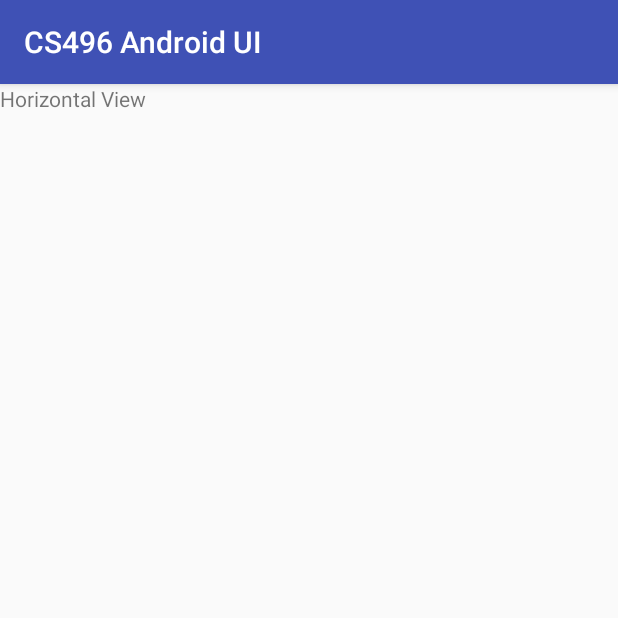
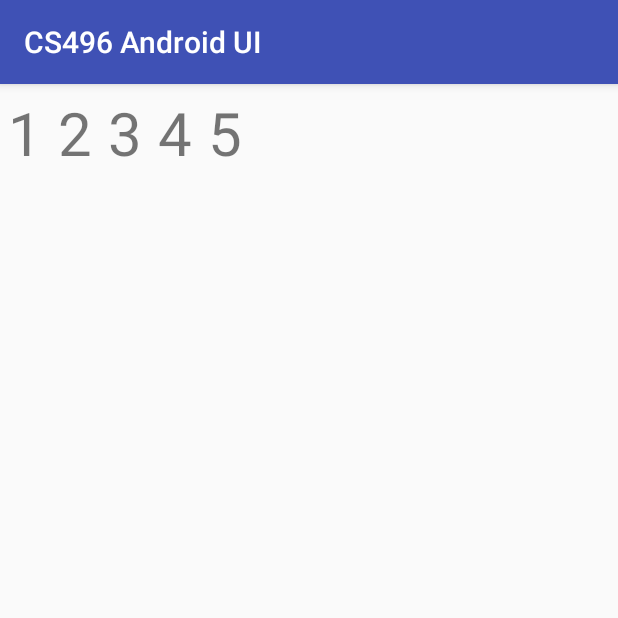
Before and after one commit to Meadosc/CS496-Android-UI, an Android app: the screen it shows after launch (HorizontalViewActivity), after a tap on "HORIZONTAL LIST", on a phone screen of 412 x 824 dp, the top half of it. Run offline under Robolectric (Android 15) with nearby library versions, the phone set to English and light mode, and no system bars.

Commit message:
Added grid button. Currently not working.

```diff
--- a/app/src/main/AndroidManifest.xml
+++ b/app/src/main/AndroidManifest.xml
@@ -16,7 +16,10 @@
                 <category android:name="android.intent.category.LAUNCHER" />
             </intent-filter>
         </activity>
-        <activity android:name=".HorizontalViewActivity"></activity>
+        <activity android:name=".HorizontalViewActivity" />
+        <activity android:name=".VerticalViewActivity" />
+        <activity android:name=".GridViewActivity" />
+        <activity android:name=".relativeViewActivity"></activity>
     </application>
 
 </manifest>
--- a/app/src/main/java/com/example/android/cs496androidui/MainActivity.java
+++ b/app/src/main/java/com/example/android/cs496androidui/MainActivity.java
@@ -14,11 +14,41 @@ public class MainActivity extends AppCompatActivity {
         setContentView(R.layout.activity_main);
 
         //Horiztontal button click listener and onClick activity opener
-        Button button = (Button) findViewById(R.id.horizontal_button);
-        button.setOnClickListener(new View.OnClickListener() {
+        Button horButton = (Button) findViewById(R.id.horizontal_button);
+        horButton.setOnClickListener(new View.OnClickListener() {
             public void onClick(View v) {
                 // Open activity
                 Intent intent = new Intent(MainActivity.this, HorizontalViewActivity.class);
+                startActivity(intent);
+            }
+        });
+
+        //vertical button click listener and onClick activity opener
+        Button vertButton = (Button) findViewById(R.id.vertical_button);
+        vertButton.setOnClickListener(new View.OnClickListener() {
+            public void onClick(View v) {
+                // Open activity
+                Intent intent = new Intent(MainActivity.this, VerticalViewActivity.class);
+                startActivity(intent);
+            }
+        });
+
+        //grid button click listener and onClick activity opener
+        Button gridButton = (Button) findViewById(R.id.grid_button);
+        gridButton.setOnClickListener(new View.OnClickListener() {
+            public void onClick(View v) {
+                // Open activity
+                Intent intent = new Intent(MainActivity.this, GridViewActivity.class);
+                startActivity(intent);
+            }
+        });
+
+        //relative button click listener and onClick activity opener
+        Button relButton = (Button) findViewById(R.id.relative_button);
+        relButton.setOnClickListener(new View.OnClickListener() {
+            public void onClick(View v) {
+                // Open activity
+                Intent intent = new Intent(MainActivity.this, relativeViewActivity.class);
                 startActivity(intent);
             }
         });
--- a/app/src/main/res/layout/activity_horizontal_view.xml
+++ b/app/src/main/res/layout/activity_horizontal_view.xml
@@ -6,13 +6,49 @@
     android:layout_height="match_parent"
     tools:context="com.example.android.cs496androidui.HorizontalViewActivity">
 
-    <TextView
-        android:id="@+id/textView"
-        android:layout_width="wrap_content"
-        android:layout_height="wrap_content"
-        android:text="Horizontal View"
-        tools:layout_editor_absoluteX="105dp"
-        tools:layout_editor_absoluteY="70dp" />
+
+
+    <LinearLayout
+        android:layout_width="0dp"
+        android:layout_height="54dp"
+        android:orientation="horizontal"
+        app:layout_constraintLeft_toLeftOf="parent"
+        app:layout_constraintRight_toRightOf="parent"
+        tools:layout_editor_absoluteY="8dp">
+
+        <TextView
+            android:layout_width="wrap_content"
+            android:layout_height="wrap_content"
+            android:text="1"
+            android:layout_margin="5dp"
+            android:textSize="40sp" />
+        <TextView
+            android:layout_width="wrap_content"
+            android:layout_height="wrap_content"
+            android:text="2"
+            android:layout_margin="5dp"
+            android:textSize="40sp" />
+        <TextView
+            android:layout_width="wrap_content"
+            android:layout_height="wrap_content"
+            android:text="3"
+            android:layout_margin="5dp"
+            android:textSize="40sp" />
+        <TextView
+            android:layout_width="wrap_content"
+            android:layout_height="wrap_content"
+            android:text="4"
+            android:layout_margin="5dp"
+            android:textSize="40sp" />
+        <TextView
+            android:layout_width="wrap_content"
+            android:layout_height="wrap_content"
+            android:text="5"
+            android:layout_margin="5dp"
+            android:textSize="40sp" />
+
+
+    </LinearLayout>
 
 
 </android.support.constraint.ConstraintLayout>
--- a/app/src/main/res/layout/activity_main.xml
+++ b/app/src/main/res/layout/activity_main.xml
@@ -17,18 +17,21 @@
         android:text="@string/button_hor_list"/>
 
     <Button
+        android:id="@+id/vertical_button"
         android:layout_width="match_parent"
         android:layout_height="wrap_content"
         android:layout_gravity="right"
         android:text="@string/button_vert_list"/>
 
     <Button
+        android:id="@+id/grid_button"
         android:layout_width="match_parent"
         android:layout_height="wrap_content"
         android:layout_gravity="right"
         android:text="@string/button_grid_list"/>
 
     <Button
+        android:id="@+id/relative_button"
         android:layout_width="match_parent"
         android:layout_height="wrap_content"
         android:layout_gravity="right"
--- a/app/src/main/res/values/strings.xml
+++ b/app/src/main/res/values/strings.xml
@@ -4,4 +4,6 @@
     <string name="button_vert_list">Vertical List</string>string>
     <string name="button_grid_list">Grid List</string>string>
     <string name="button_rel_list">Relative List</string>string>
+    <string name="addButton_grid_view">Add A Number</string>string>
+
 </resources>
```
Also changed, not shown: app/src/main/java/com/example/android/cs496androidui/GridViewActivity.java (added, +45 -0 lines), app/src/main/java/com/example/android/cs496androidui/VerticalViewActivity.java (added, +32 -0 lines), app/src/main/java/com/example/android/cs496androidui/relativeViewActivity.java (added, +13 -0 lines), app/src/main/res/layout/activity_grid_view.xml (added, +39 -0 lines), app/src/main/res/layout/activity_relative_view.xml (added, +9 -0 lines), app/src/main/res/layout/activity_vertical_view.xml (added, +22 -0 lines).
